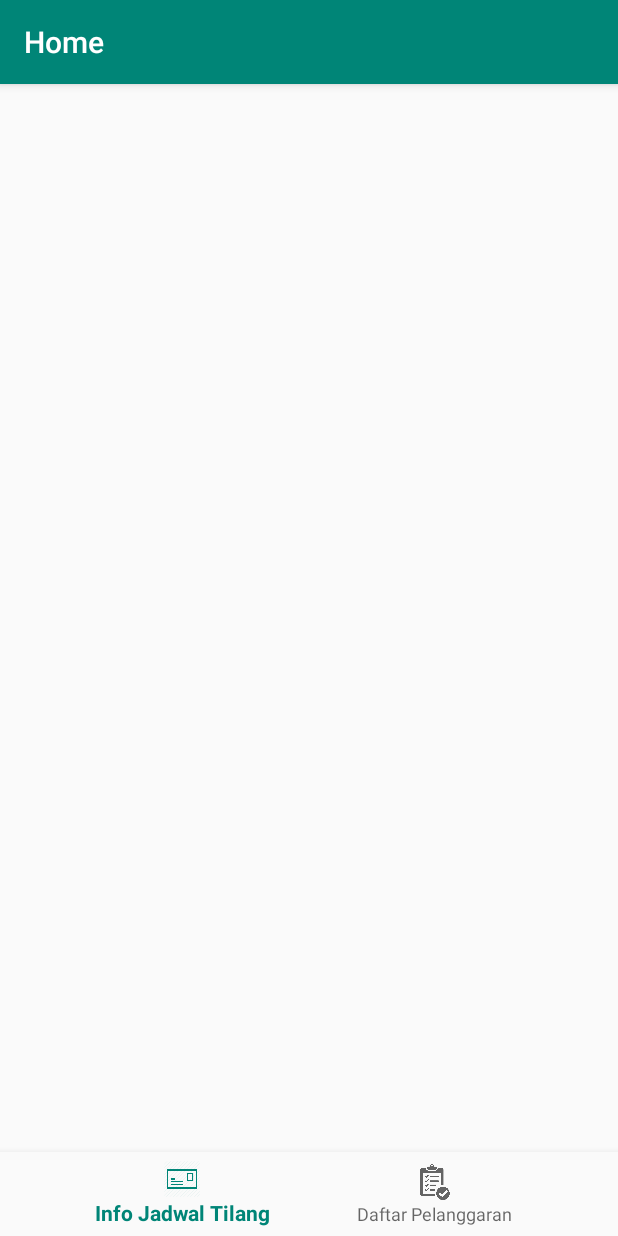
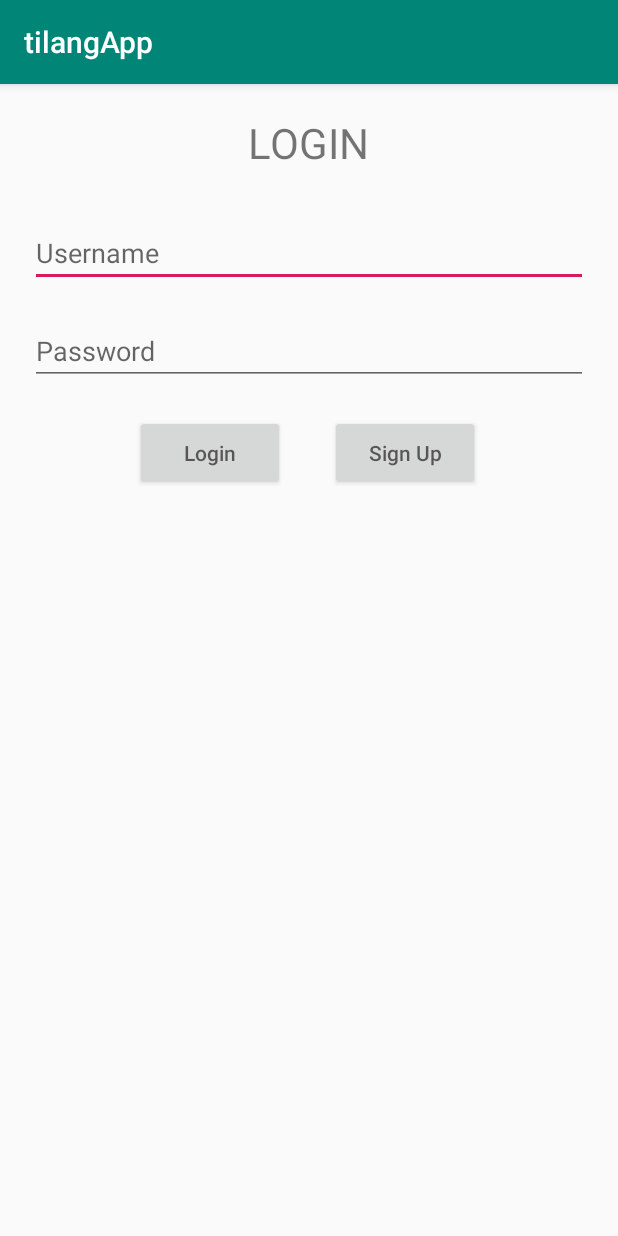
Before and after one commit to apriliawidyas/tilangApps, an Android app: the screen it shows after launch (MainActivity before the commit, LoginActivity after it), on a phone screen of 412 x 824 dp. Run offline under Robolectric (Android 15) with nearby library versions, the phone set to English and light mode, and no system bars.

Commit message:
regist api done, login on progress

```diff
--- a/app/build.gradle
+++ b/app/build.gradle
@@ -35,4 +35,6 @@ dependencies {
     testImplementation 'junit:junit:4.12'
     androidTestImplementation 'androidx.test.ext:junit:1.1.0'
     androidTestImplementation 'androidx.test.espresso:espresso-core:3.1.1'
+    implementation 'com.android.support:design:28.0.0'
+
 }
--- /dev/null
+++ b/app/src/main/java/com/aprilia/tilangapp/LoginActivity.java
@@ -0,0 +1,107 @@
+package com.aprilia.tilangapp;
+
+import android.content.Intent;
+import android.os.Bundle;
+import android.util.Log;
+import android.view.View;
+import android.widget.Button;
+import android.widget.EditText;
+import android.widget.ImageView;
+import android.widget.LinearLayout;
+
+import androidx.appcompat.app.AppCompatActivity;
+
+import com.aprilia.tilangapp.data.APIService;
+import com.aprilia.tilangapp.data.APIWeb;
+import com.aprilia.tilangapp.ui.home.HomeFragment;
+
+import java.io.IOException;
+import java.util.HashMap;
+import java.util.Map;
+
+import okhttp3.MediaType;
+import okhttp3.RequestBody;
+import okhttp3.ResponseBody;
+import retrofit2.Call;
+import retrofit2.Callback;
+import retrofit2.Response;
+
+public class LoginActivity extends AppCompatActivity {
+    private Button bSignup,bLogin;
+    private EditText username, password;
+    private APIService mAPIService;
+
+    protected void onCreate(Bundle savedInsanceState) {
+
+        super.onCreate(savedInsanceState);
+        setContentView(R.layout.activity_login);
+
+        username = findViewById(R.id.login_username);
+        password = findViewById(R.id.login_password);
+        bSignup = findViewById(R.id.bSignup);
+        bLogin = findViewById(R.id.bLogin);
+
+        bSignup.setOnClickListener(new View.OnClickListener() {
+            @Override
+            public void onClick(View v) {
+                Log.d("TryRegist", "0");
+                finish();
+                startActivity(new Intent(getApplicationContext(), RegisterActivity.class));
+            }
+        });
+
+        bLogin.setOnClickListener(new View.OnClickListener() {
+            @Override
+            public void onClick(View v) {
+                Log.d("Validate", "1");
+                if (getValidate()) {
+                    login();
+                }
+            }
+        });
+
+    }
+
+    private void login() {
+        final String usernameLogin = username.getText().toString();
+        final String passwordLogin = password.getText().toString();
+        final Map<String, RequestBody> requestFormData = new HashMap<>();
+        requestFormData.put("username", RequestBody.create(MediaType.parse("multipart/form-data"),usernameLogin ));
+        requestFormData.put("password", RequestBody.create(MediaType.parse("multipart/form-data"),passwordLogin ));
+
+        APIService apiService = APIWeb.getRetrofit(APIWeb.BASE_URL2).create(APIService.class);
+        final Call<ResponseBody> login = apiService.login(requestFormData);
+        login.enqueue(new Callback<ResponseBody>() {
+            @Override
+            public void onResponse(Call<ResponseBody> call, Response<ResponseBody> response) {
+                try {
+                    String bodyString = response.body() != null ? response.body().string() : response.errorBody().string();
+                    Log.d("TryLogin", call.request().url().toString());
+                    Log.d("TryLogin", bodyString);
+                } catch (IOException e) {
+                    e.printStackTrace();
+                }
+                startActivity(new Intent(getApplicationContext(), MainActivity.class));
+            }
+
+            @Override
+            public void onFailure(Call<ResponseBody> call, Throwable t) {
+                Log.d("TryLogin", call.request().url().toString());
+            }
+        });
+    }
+
+    private Boolean getValidate() {
+        if (username.getText().toString().matches("")) {
+            username.setError("Isi Username");
+            return false;
+        }
+
+        if (password.getText().toString().matches("")) {
+            password.setError("Isi Password");
+            return false;
+        }
+
+        return true;
+    }
+}
--- a/app/src/main/java/com/aprilia/tilangapp/data/APIService.java
+++ b/app/src/main/java/com/aprilia/tilangapp/data/APIService.java
@@ -1,13 +1,42 @@
 package com.aprilia.tilangapp.data;
 
 import com.aprilia.tilangapp.Model.infoTilangResponse;
+import com.google.gson.JsonElement;
 
+import java.util.Map;
+
+import okhttp3.RequestBody;
 import okhttp3.ResponseBody;
 import retrofit2.Call;
+import retrofit2.http.Field;
+import retrofit2.http.FormUrlEncoded;
 import retrofit2.http.GET;
+import retrofit2.http.Multipart;
+import retrofit2.http.POST;
+import retrofit2.http.PartMap;
 
 public interface APIService {
 
+    //registrasi
+//    @FormUrlEncoded
+//    @POST("public/api/register")
+//    Call<JsonElement> register(
+//            @Field("name") String name,
+//            @Field("username") String username,
+//            @Field("password") String password,
+//            @Field("no_sim") String no_sim
+//    );
+    @Multipart
+    @POST("public/api/register")
+    Call<ResponseBody> register(@PartMap Map<String, RequestBody> params);
+
+    //login
+    @Multipart
+    @POST("public/api/login")
+    Call<ResponseBody> login(@PartMap Map<String, RequestBody> params);
+
+    //info tilang
     @GET("public/dataInfoTilang")
     Call<ResponseBody> getInfo();
+
 }
--- /dev/null
+++ b/app/src/main/res/layout/activity_login.xml
@@ -0,0 +1,70 @@
+<?xml version="1.0" encoding="utf-8"?>
+<LinearLayout xmlns:android="http://schemas.android.com/apk/res/android"
+    android:orientation="vertical"
+    android:layout_width="match_parent"
+    android:layout_height="match_parent">
+
+
+    <RelativeLayout
+        android:layout_width="match_parent"
+        android:layout_height="match_parent" >
+
+        <TextView
+            android:layout_width="wrap_content"
+            android:layout_height="40dp"
+            android:id="@+id/tLogin"
+            android:text="LOGIN"
+            android:textSize="28dp"
+            android:layout_centerHorizontal="true"
+            android:layout_marginTop="20dp"
+            android:layout_marginLeft="20dp"
+            android:layout_marginBottom="10dp"/>
+
+
+        <EditText
+            android:layout_width="match_parent"
+            android:layout_height="wrap_content"
+            android:id="@+id/login_username"
+            android:hint="Username"
+            android:layout_below="@id/tLogin"
+            android:layout_marginTop="20dp"
+            android:layout_marginLeft="20dp"
+            android:layout_marginRight="20dp"/>
+
+
+        <EditText
+            android:layout_width="match_parent"
+            android:layout_height="wrap_content"
+            android:id="@+id/login_password"
+            android:hint="Password"
+            android:layout_below="@id/login_username"
+            android:layout_marginTop="20dp"
+            android:layout_marginLeft="20dp"
+            android:layout_marginRight="20dp"/>
+
+        <Button
+            android:layout_width="100dp"
+            android:layout_height="50dp"
+            android:id="@+id/bLogin"
+            android:hint="Login"
+            android:onClick="bLogin"
+            android:layout_below="@id/login_password"
+            android:layout_marginTop="20dp"
+            android:layout_marginLeft="90dp"
+            android:layout_marginRight="20dp" />
+
+        <Button
+            android:layout_width="100dp"
+            android:layout_height="50dp"
+            android:id="@+id/bSignup"
+            android:hint="Sign Up"
+            android:onClick="bSignup"
+            android:layout_below="@id/login_password"
+            android:layout_marginTop="20dp"
+            android:layout_marginLeft= "220dp"
+            android:layout_marginRight="20dp" />
+
+
+    </RelativeLayout>
+
+</LinearLayout>
--- a/app/src/main/res/values/dimens.xml
+++ b/app/src/main/res/values/dimens.xml
@@ -2,4 +2,5 @@
     <!-- Default screen margins, per the Android Design guidelines. -->
     <dimen name="activity_horizontal_margin">16dp</dimen>
     <dimen name="activity_vertical_margin">16dp</dimen>
+    <dimen name="fab_margin">16dp</dimen>
 </resources>
--- a/app/src/main/res/values/strings.xml
+++ b/app/src/main/res/values/strings.xml
@@ -3,4 +3,6 @@
     <string name="title_home">Home</string>
     <string name="title_dashboard">Dashboard</string>
     <string name="title_notifications">Notifications</string>
+    <string name="token">\"TOKEN\"</string>
+    <string name="title_activity_main2">Main2Activity</string>
 </resources>
```
Also changed, not shown: app/src/main/AndroidManifest.xml (+12 -7 lines), app/src/main/java/com/aprilia/tilangapp/RegisterActivity.java (added, +96 -0 lines), app/src/main/java/com/aprilia/tilangapp/data/APIWeb.java (+18 -10 lines), app/src/main/res/layout/activity_register.xml (added, +91 -0 lines), app/src/main/res/layout/content_main2.xml (added, +11 -0 lines), app/src/main/res/values/styles.xml (+9 -0 lines), app/src/main/res/xml/network_security_config.xml (added, +7 -0 lines).
